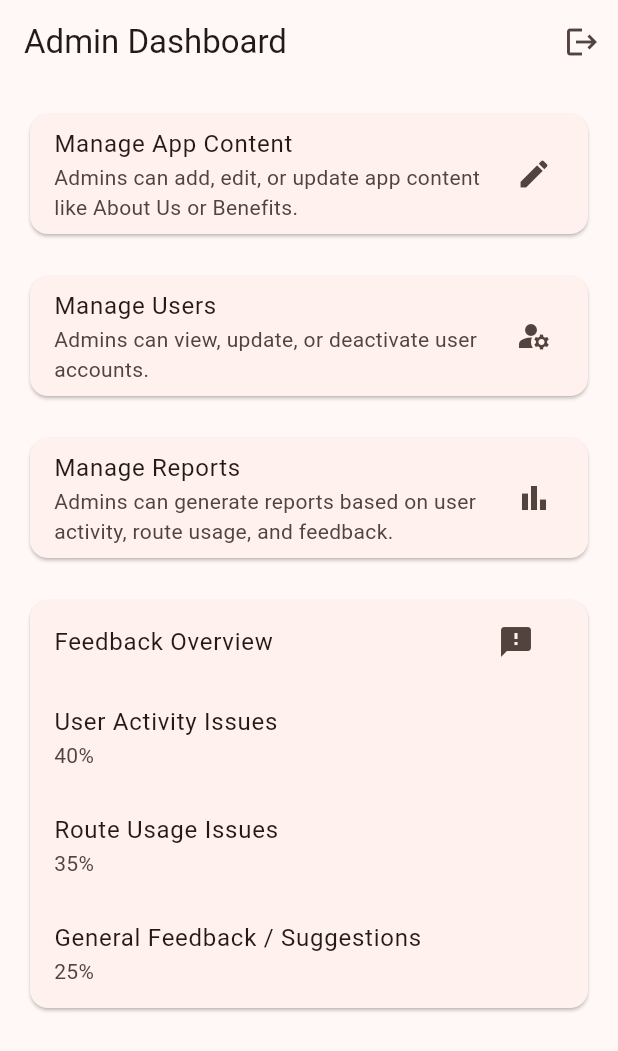
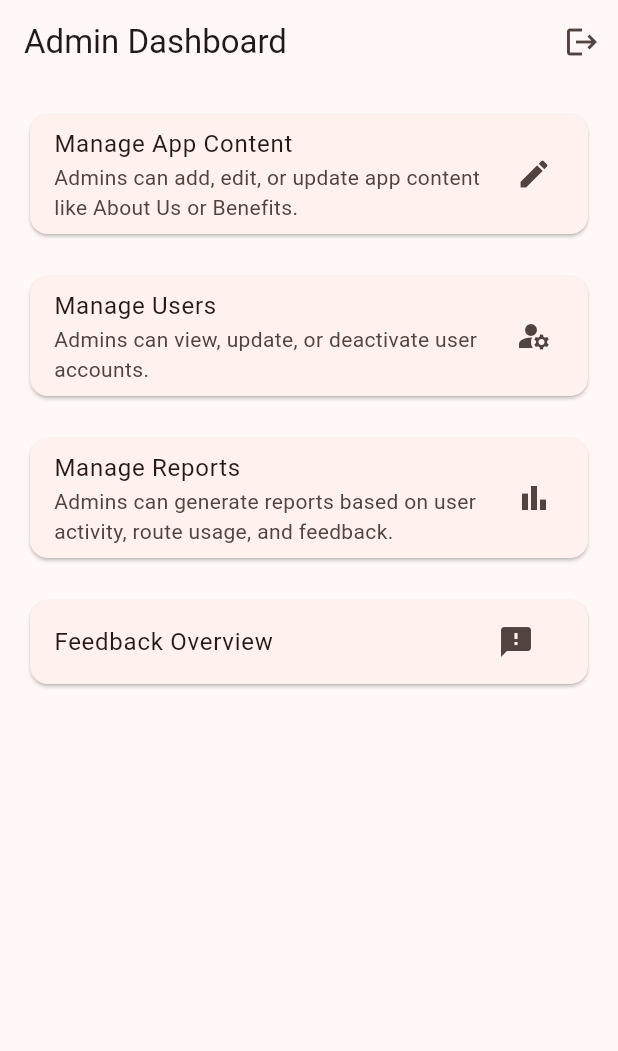
Before and after one commit to yeshalao16/Riderekta, a Flutter app: the AdminDashboard screen opened directly, on a phone screen of 412 x 824 dp. Shown: the top 1051 px of the screen. Run offline on Flutter 3.47's test engine with Material 3 defaults, Android fonts, the phone set to English and light mode, and no system bars; our stand-ins replace animate_do, file_picker, flutter_map, geolocator, latlong2, shared_preferences; accounts and stored records are empty.

```diff
--- a/lib/admin.dart
+++ b/lib/admin.dart
@@ -100,18 +100,7 @@ class _AdminDashboardState extends State<AdminDashboard> {
             onPressed: _navigateToFeedbackManagement,
           ),
         ),
-        ListTile(
-          title: Text("User Activity Issues"),
-          subtitle: Text("$userActivityIssues%"),
-        ),
-        ListTile(
-          title: Text("Route Usage Issues"),
-          subtitle: Text("$routeUsageIssues%"),
-        ),
-        ListTile(
-          title: Text("General Feedback / Suggestions"),
-          subtitle: Text("$generalFeedback%"),
-        ),
+
       ],
     ),
   );
```
Also changed, not shown: pubspec.yaml (line endings or trailing spaces).
